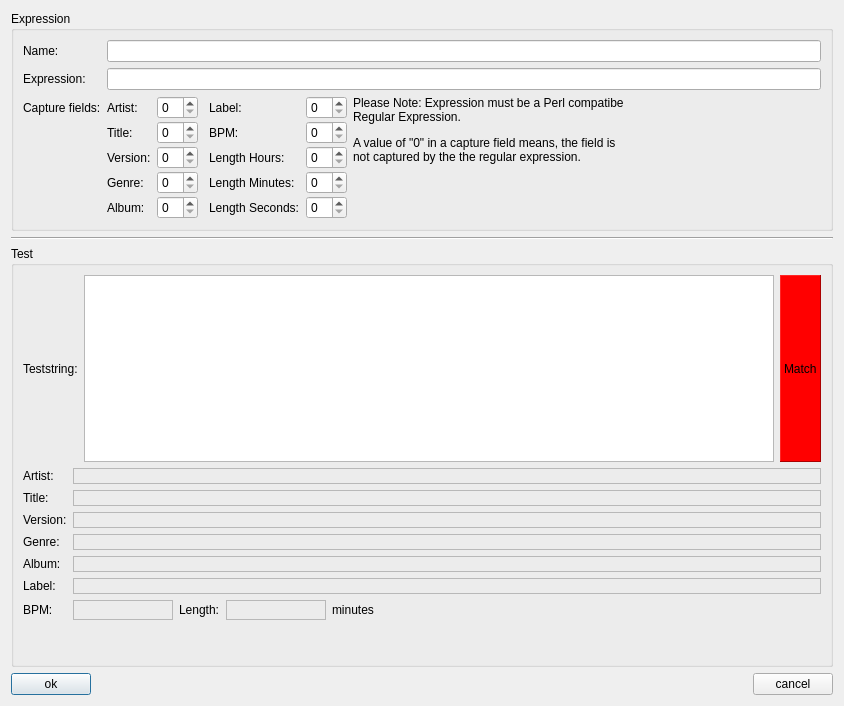
The window that src/properties/regexpedit.ui (pfedick/winmusik) describes before a commit, drawn with Qt 5.
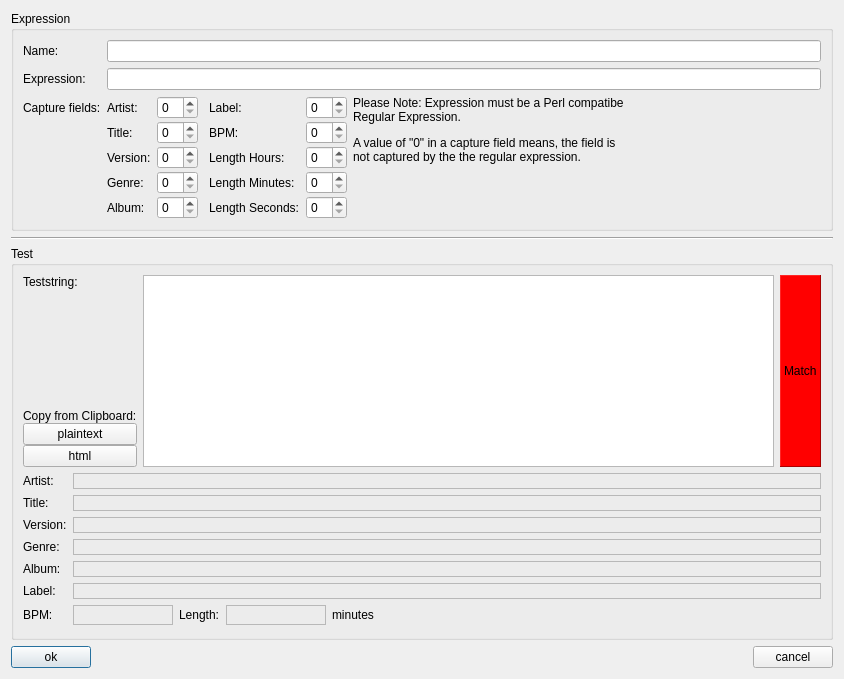
The same window after the commit. Icons and pictures are not drawn.

Commit message: Kopieren von HTML und Plaintext möglich

Diff of the .ui file:
```diff
--- a/src/properties/regexpedit.ui
+++ b/src/properties/regexpedit.ui
@@ -10,7 +10,7 @@
     <x>0</x>
     <y>0</y>
     <width>844</width>
-    <height>706</height>
+    <height>679</height>
    </rect>
   </property>
   <property name="windowTitle">
@@ -267,14 +267,68 @@
       <item>
        <layout class="QHBoxLayout" name="horizontalLayout_3">
         <item>
-         <widget class="QLabel" name="label_14">
-          <property name="text">
-           <string>Teststring:</string>
+         <layout class="QVBoxLayout" name="verticalLayout_3">
+          <property name="spacing">
+           <number>0</number>
           </property>
-         </widget>
+          <property name="leftMargin">
+           <number>0</number>
+          </property>
+          <item>
+           <widget class="QLabel" name="label_14">
+            <property name="text">
+             <string>Teststring:</string>
+            </property>
+           </widget>
+          </item>
+          <item>
+           <spacer name="verticalSpacer_2">
+            <property name="orientation">
+             <enum>Qt::Vertical</enum>
+            </property>
+            <property name="sizeHint" stdset="0">
+             <size>
+              <width>20</width>
+              <height>40</height>
+             </size>
+            </property>
+           </spacer>
+          </item>
+          <item>
+           <widget class="QLabel" name="label_25">
+            <property name="text">
+             <string>Copy from Clipboard:</string>
+            </property>
+            <property name="scaledContents">
+             <bool>false</bool>
+            </property>
+            <property name="wordWrap">
+             <bool>true</bool>
+            </property>
+           </widget>
+          </item>
+          <item>
+           <widget class="QPushButton" name="copyPlaintext">
+            <property name="text">
+             <string>plaintext</string>
+            </property>
+           </widget>
+          </item>
+          <item>
+           <widget class="QPushButton" name="copyHTML">
+            <property name="text">
+             <string>html</string>
+            </property>
+           </widget>
+          </item>
+         </layout>
         </item>
         <item>
-         <widget class="QPlainTextEdit" name="teststring"/>
+         <widget class="QPlainTextEdit" name="teststring">
+          <property name="readOnly">
+           <bool>false</bool>
+          </property>
+         </widget>
         </item>
         <item>
          <widget class="QLabel" name="match_indicator">
```
Left out of the diff: 10 changed lines with no effect on the pictures. The commit also changes 2 other files.
